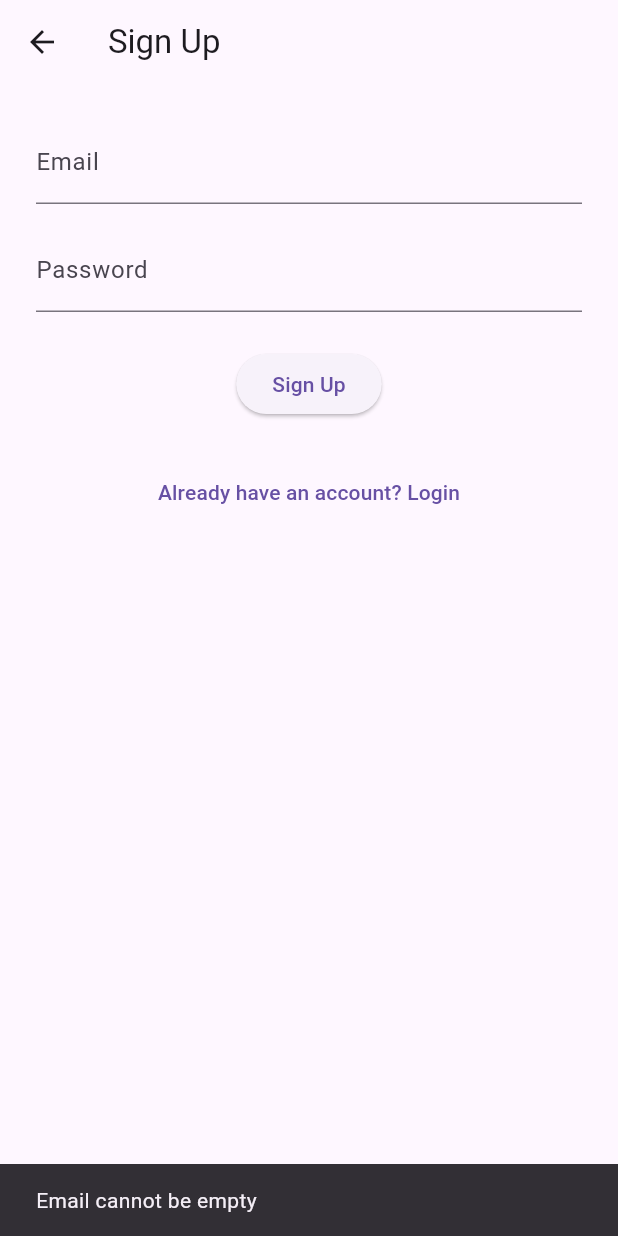
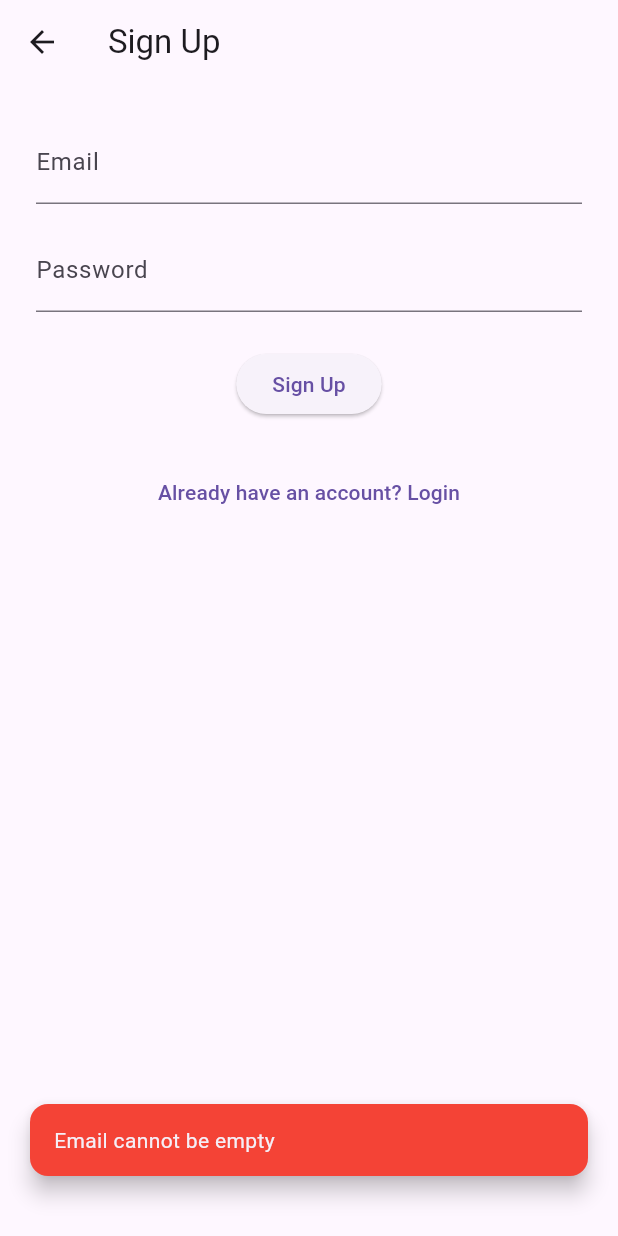
Before and after one commit to Darlington6/note-taking_app, a Flutter app: the SignupScreen screen opened directly, after a tap on "Sign Up", on a phone screen of 412 x 824 dp. Run offline on Flutter 3.47's test engine with Material 3 defaults, Android fonts, the phone set to English and light mode, and no system bars; our stand-ins replace cloud_firestore, dartz, firebase_auth, firebase_core; accounts and stored records are empty; generated files the repository leaves out were written again.

Commit message:
progress: worked on improving the UI and CRUD operations

```diff
--- a/lib/data/models/note.dart
+++ b/lib/data/models/note.dart
@@ -1,28 +1,41 @@
+// import packages
+import 'package:cloud_firestore/cloud_firestore.dart';
+
 class Note {
   final String id;
   final String text;
+  final Timestamp? timestamp; // New field for sorting & display
 
-  Note({required this.id, required this.text});
+  Note({
+    required this.id,
+    required this.text,
+    this.timestamp,
+  });
 
-  // For future Firestore integration
+  // Convert Note to a map for Firestore
   Map<String, dynamic> toMap() {
     return {
       'id': id,
       'text': text,
+      'timestamp': timestamp, // Include timestamp in map
     };
   }
 
+  // Create a Note from Firestore map
   factory Note.fromMap(Map<String, dynamic> map) {
     return Note(
       id: map['id'] ?? '',
       text: map['text'] ?? '',
+      timestamp: map['timestamp'], // Extract timestamp from Firestore
     );
   }
 
-  Note copyWith({String? text, required String id}) {
+  // Clone note with optional updated fields
+  Note copyWith({String? id, String? text, Timestamp? timestamp}) {
     return Note(
-      id: id,
+      id: id ?? this.id,
       text: text ?? this.text,
+      timestamp: timestamp ?? this.timestamp, // Clone timestamp if needed
     );
   }
 }
--- a/lib/providers/note_provider.dart
+++ b/lib/providers/note_provider.dart
@@ -1,5 +1,4 @@
 // import packages/modules
-
 import 'package:flutter/material.dart';
 import 'package:note_taking_app/data/models/note.dart';
 import 'package:note_taking_app/data/services/firebase_service.dart';
@@ -57,4 +56,9 @@ class NoteProvider extends ChangeNotifier {
     isLoading = false;
     notifyListeners();
   }
+
+  // Restores a deleted note (used for undo functionality)
+  Future<void> restoreNote(Note note) async {
+    await FirebaseService.restoreNote(note);
+  }
 }
--- a/lib/screens/auth/signup_screen.dart
+++ b/lib/screens/auth/signup_screen.dart
@@ -40,8 +40,10 @@ class _SignupScreenState extends State<SignupScreen> {
 
     result.fold(
       (error) => _showSnackBar(error),
-      (success) {
-        _showSnackBar('Signup successful. Please log in.');
+      (success) async {
+        _showSnackBar('Signup successful. Please log in.', isSuccess: true);
+        await Future.delayed(const Duration(seconds: 1)); // Wait before navigating
+        if (!mounted) return;
         Navigator.pushReplacement(
           context,
           MaterialPageRoute(builder: (_) => const LoginScreen()),
@@ -52,10 +54,17 @@ class _SignupScreenState extends State<SignupScreen> {
     setState(() => _isLoading = false);
   }
 
-  void _showSnackBar(String message) {
-    ScaffoldMessenger.of(context).showSnackBar(
-      SnackBar(content: Text(message)),
+  // Shows styled SnackBar (floating, top-right, green/red)
+  void _showSnackBar(String message, {bool isSuccess = false}) {
+    final snackBar = SnackBar(
+      content: Text(message),
+      duration: const Duration(seconds: 1),
+      backgroundColor: isSuccess ? Colors.green : Colors.red,
+      behavior: SnackBarBehavior.floating,
+      margin: const EdgeInsets.symmetric(horizontal: 20, vertical: 40),
+      shape: RoundedRectangleBorder(borderRadius: BorderRadius.circular(12)),
     );
+    ScaffoldMessenger.of(context).showSnackBar(snackBar);
   }
 
   @override
```
Also changed, not shown: lib/data/services/firebase_service.dart (+11 -1 lines), lib/notes/notes_screen.dart (+44 -5 lines), lib/screens/auth/login_screen.dart (+15 -5 lines).
